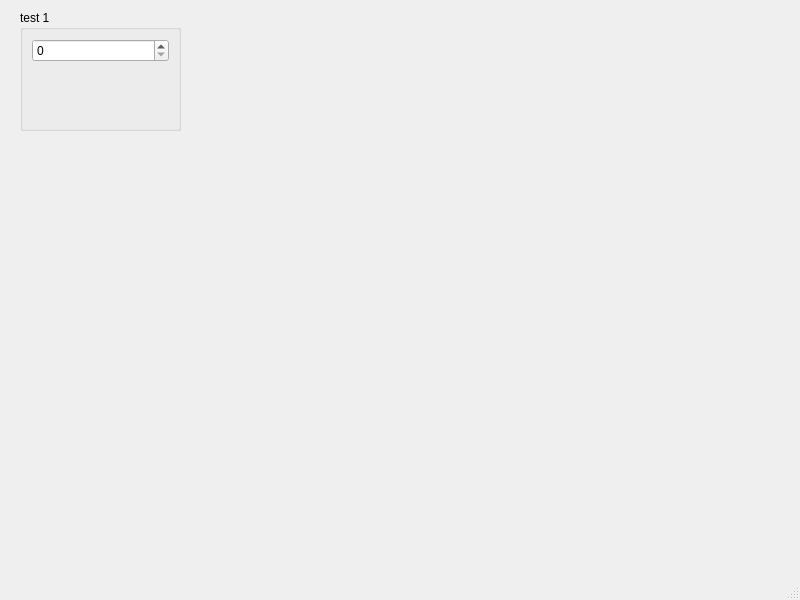
First picture: the form in 1/func1.ui, repository ba-ya/test_qt6_new_property, before the edit.
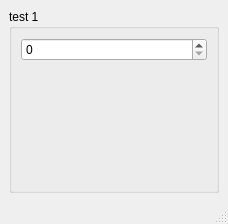
Second picture: the form after the edit.

Patch:
```diff
--- a/1/func1.ui
+++ b/1/func1.ui
@@ -6,23 +6,17 @@
    <rect>
     <x>0</x>
     <y>0</y>
-    <width>800</width>
-    <height>600</height>
+    <width>228</width>
+    <height>224</height>
    </rect>
   </property>
   <property name="windowTitle">
    <string>MainWindow</string>
   </property>
   <widget class="QWidget" name="centralwidget">
+   <layout class="QGridLayout" name="gridLayout_2">
+    <item row="0" column="0">
    <widget class="QGroupBox" name="groupBox">
-    <property name="geometry">
-     <rect>
-      <x>20</x>
-      <y>10</y>
-      <width>161</width>
-      <height>121</height>
-     </rect>
-    </property>
     <property name="title">
      <string>test 1</string>
     </property>
@@ -43,6 +37,8 @@
      </item>
     </layout>
    </widget>
+    </item>
+   </layout>
   </widget>
   <widget class="QMenuBar" name="menubar">
    <property name="geometry">
```
Left out of the diff: 2 changed lines with no effect on the pictures. Lines whose indentation alone changed are shown as unchanged.
